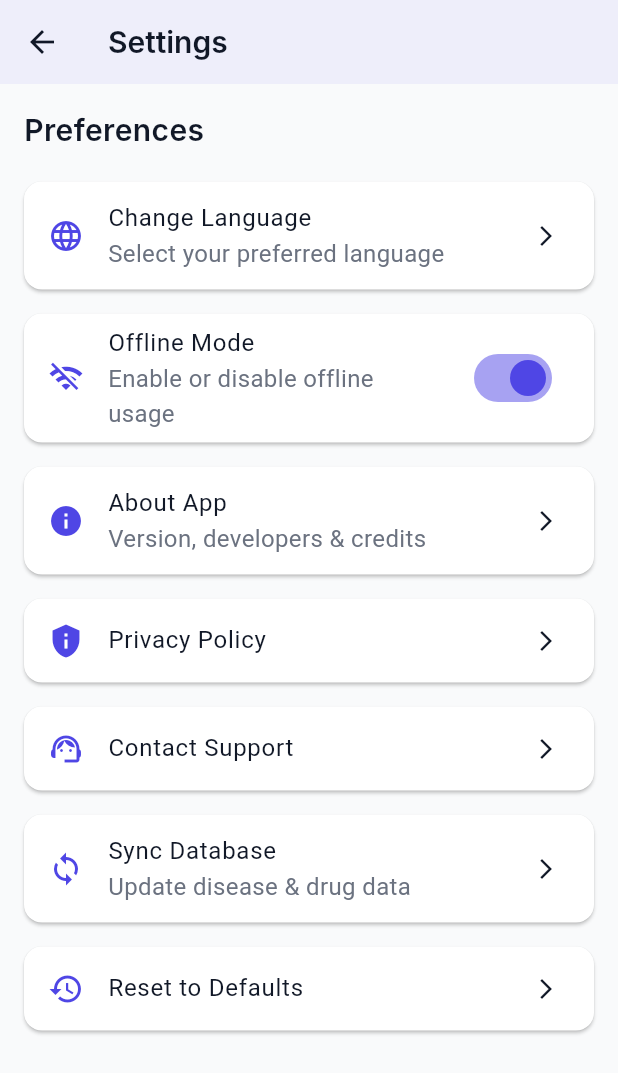
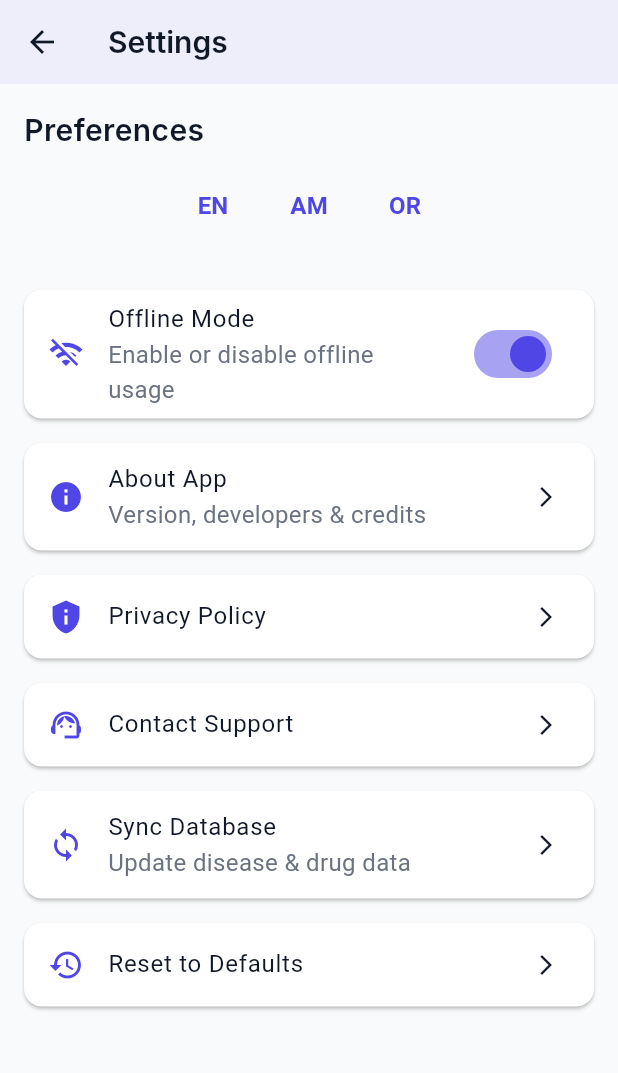
Before and after one commit to mu534/farm_assist, a Flutter app: the SettingsScreen screen opened directly, on a phone screen of 412 x 824 dp. Shown: the top 1073 px of the screen. Run offline on Flutter 3.47's test engine with Material 3 defaults, Android fonts, the phone set to English and light mode, and no system bars; our stand-ins replace camera, image_picker, shared_preferences; accounts and stored records are empty; Roboto replaces fonts that are missing (Inter, OpenSans).

Commit message:
update the setting

```diff
--- a/farmer_asist/lib/ui/screens/settings_screen.dart
+++ b/farmer_asist/lib/ui/screens/settings_screen.dart
@@ -1,11 +1,17 @@
 import 'package:flutter/material.dart';
+import 'package:provider/provider.dart';
 import 'package:farmer_asist/core/themes.dart';
+import 'package:farmer_asist/ui/providers/language_provider.dart';
+import 'package:farmer_asist/ui/services/localization_service.dart';
+import 'package:farmer_asist/ui/widgets/language_selector.dart';
 
 class SettingsScreen extends StatelessWidget {
   const SettingsScreen({super.key});
 
   @override
   Widget build(BuildContext context) {
+    final languageProvider = Provider.of<LanguageProvider>(context);
+
     return Scaffold(
       backgroundColor: AppColors.backgroundLight,
       appBar: AppBar(
@@ -18,13 +24,24 @@ class SettingsScreen extends StatelessWidget {
         children: [
           const Text('Preferences', style: AppTextStyles.heading2),
           const SizedBox(height: 12),
-          _buildCard(
-            context,
-            title: 'Change Language',
-            subtitle: 'Select your preferred language',
-            icon: Icons.language,
-            onTap: () {},
+
+          // Language Selector
+          LanguageSelector(
+            onEnglish: () async {
+              await languageProvider.changeLanguage('en');
+              await LocalizationService().changeLocale(const Locale('en'));
+            },
+            onAmharic: () async {
+              await languageProvider.changeLanguage('am');
+              await LocalizationService().changeLocale(const Locale('am'));
+            },
+            onOromo: () async {
+              await languageProvider.changeLanguage('om');
+              await LocalizationService().changeLocale(const Locale('om'));
+            },
           ),
+
+          const SizedBox(height: 24),
           _buildCard(
             context,
             title: 'Offline Mode',
@@ -33,7 +50,7 @@ class SettingsScreen extends StatelessWidget {
             trailing: Switch(
               value: true,
               onChanged: (val) {},
-              activeColor: AppColors.primaryIndigo,
+              activeThumbColor: AppColors.primaryIndigo,
             ),
           ),
           _buildCard(
```
